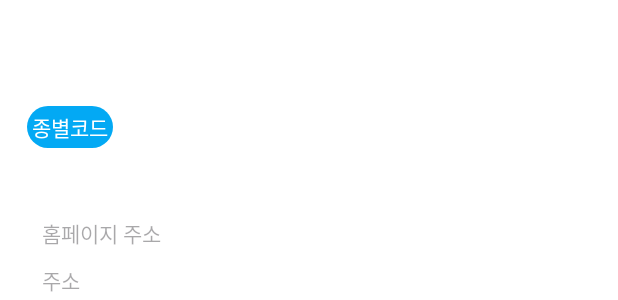
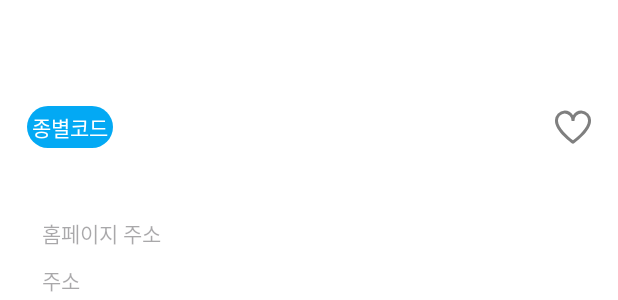
Before and after one commit to urlaubsreif-sumin/hospital-search, an Android app: the layout fragment_hospital_detail.xml on its own in the app's theme, with its tools: preview values and no code run, on a phone screen of 412 x 824 dp. Shown: the part 185-485 px from the top of the screen. Run offline under Robolectric (Android 15) with nearby library versions, the phone set to English and light mode, and no system bars.

Commit message:
병원 즐겨찾기 UI 추가

```diff
--- /dev/null
+++ b/feature/hospital-detail/src/main/res/drawable/favorite_hospital_selector.xml
@@ -0,0 +1,8 @@
+<?xml version="1.0" encoding="utf-8"?>
+<selector xmlns:android="http://schemas.android.com/apk/res/android">
+    <item android:state_checked="false"
+        android:drawable="@drawable/icn_unfavorite"/>
+
+    <item android:state_checked="true"
+        android:drawable="@drawable/icn_favorite"/>
+</selector>
--- /dev/null
+++ b/feature/hospital-detail/src/main/res/drawable/icn_favorite.xml
@@ -0,0 +1,9 @@
+<vector xmlns:android="http://schemas.android.com/apk/res/android"
+    android:width="512dp"
+    android:height="512dp"
+    android:viewportWidth="24"
+    android:viewportHeight="24">
+  <path
+      android:fillColor="#E91E63"
+      android:pathData="M17.5,0.917a6.4,6.4 0,0 0,-5.5 3.3A6.4,6.4 0,0 0,6.5 0.917,6.8 6.8,0 0,0 0,7.967c0,6.775 10.956,14.6 11.422,14.932l0.578,0.409 0.578,-0.409C13.044,22.569 24,14.742 24,7.967A6.8,6.8 0,0 0,17.5 0.917Z"/>
+</vector>
--- /dev/null
+++ b/feature/hospital-detail/src/main/res/drawable/icn_unfavorite.xml
@@ -0,0 +1,9 @@
+<vector xmlns:android="http://schemas.android.com/apk/res/android"
+    android:width="512dp"
+    android:height="512dp"
+    android:viewportWidth="24"
+    android:viewportHeight="24">
+  <path
+      android:fillColor="#80000000"
+      android:pathData="M17.5,0.917a6.4,6.4 0,0 0,-5.5 3.3A6.4,6.4 0,0 0,6.5 0.917,6.8 6.8,0 0,0 0,7.967c0,6.775 10.956,14.6 11.422,14.932l0.578,0.409 0.578,-0.409C13.044,22.569 24,14.742 24,7.967A6.8,6.8 0,0 0,17.5 0.917ZM12,20.846c-3.253,-2.43 -10,-8.4 -10,-12.879a4.8,4.8 0,0 1,4.5 -5.05A4.8,4.8 0,0 1,11 7.967h2a4.8,4.8 0,0 1,4.5 -5.05A4.8,4.8 0,0 1,22 7.967C22,12.448 15.253,18.416 12,20.846Z"/>
+</vector>
--- a/feature/hospital-detail/src/main/res/layout/fragment_hospital_detail.xml
+++ b/feature/hospital-detail/src/main/res/layout/fragment_hospital_detail.xml
@@ -34,6 +34,7 @@
                     app:expandedTitleTextColor="#03A9F4"
                     app:layout_scrollFlags="scroll|exitUntilCollapsed|snap"
                     app:scrimVisibleHeightTrigger="156dp"
+                    app:maxLines="3"
                     app:contentScrim="@color/white"
                     app:statusBarScrim="@android:color/transparent">
 
@@ -56,6 +57,18 @@
                             android:background="@drawable/bg_hospital_code"
                             app:layout_constraintBottom_toBottomOf="parent"
                             app:layout_constraintStart_toStartOf="parent"/>
+
+                        <ToggleButton
+                            android:id="@+id/btn_favorite"
+                            android:layout_width="24dp"
+                            android:layout_height="24dp"
+                            android:background="@drawable/favorite_hospital_selector"
+                            android:textOn=""
+                            android:textOff=""
+                            android:padding="4dp"
+                            app:layout_constraintEnd_toEndOf="parent"
+                            app:layout_constraintTop_toTopOf="@id/tv_hospital_code"
+                            app:layout_constraintBottom_toBottomOf="@id/tv_hospital_code"/>
 
                     </androidx.constraintlayout.widget.ConstraintLayout>
 
--- a/feature/search/src/main/java/com/sumin/feature/search/HospitalAdapter.kt
+++ b/feature/search/src/main/java/com/sumin/feature/search/HospitalAdapter.kt
@@ -25,7 +25,7 @@ class HospitalAdapter(
 
     override fun getItemViewType(position: Int): Int {
         return when (peek(position)) {
-            is HospitalItemUiState -> R.layout.item_hospital_linear
+            is HospitalItemUiState -> R.layout.item_hospital_grid
             else -> throw IllegalStateException("Unknown View")
         }
     }
--- a/feature/search/src/main/res/layout/item_hospital_grid.xml
+++ b/feature/search/src/main/res/layout/item_hospital_grid.xml
@@ -73,6 +73,7 @@
                 app:layout_constraintBottom_toTopOf="@id/tv_hospital_name" />
 
             <ToggleButton
+                android:id="@+id/btn_favorite"
                 android:layout_width="24dp"
                 android:layout_height="24dp"
                 android:background="@drawable/favorite_hospital_selector"
```
